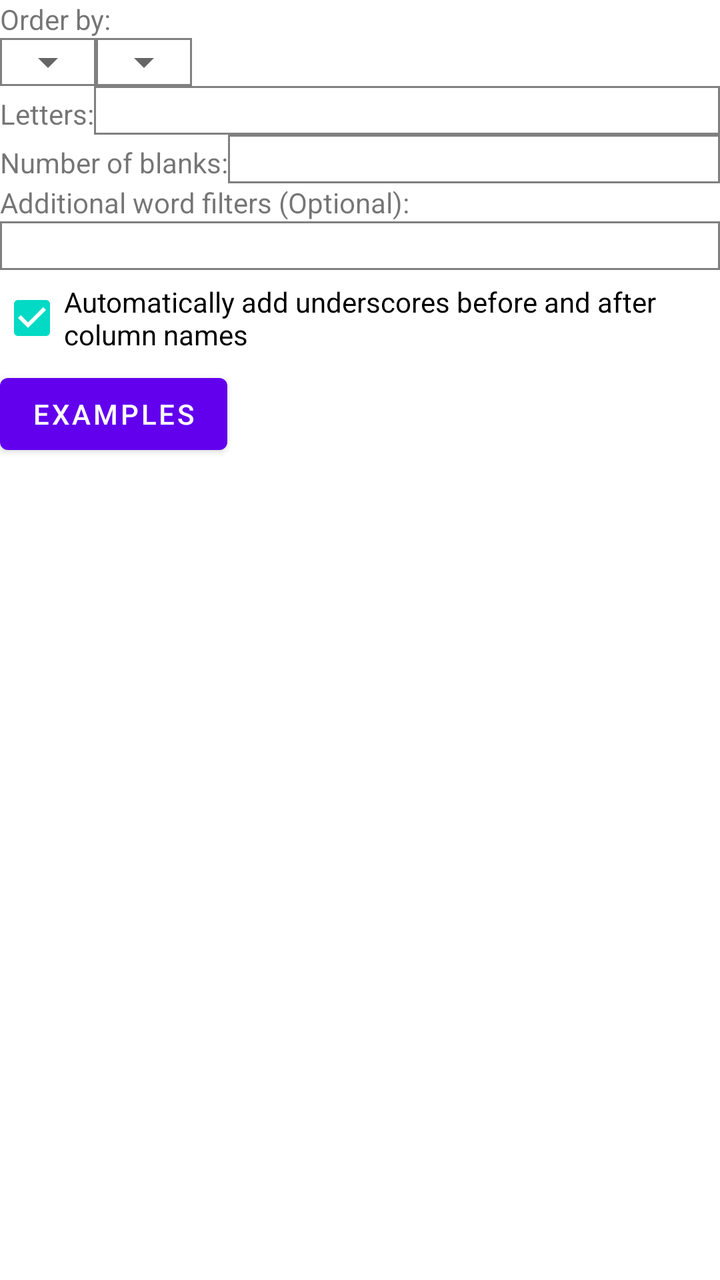
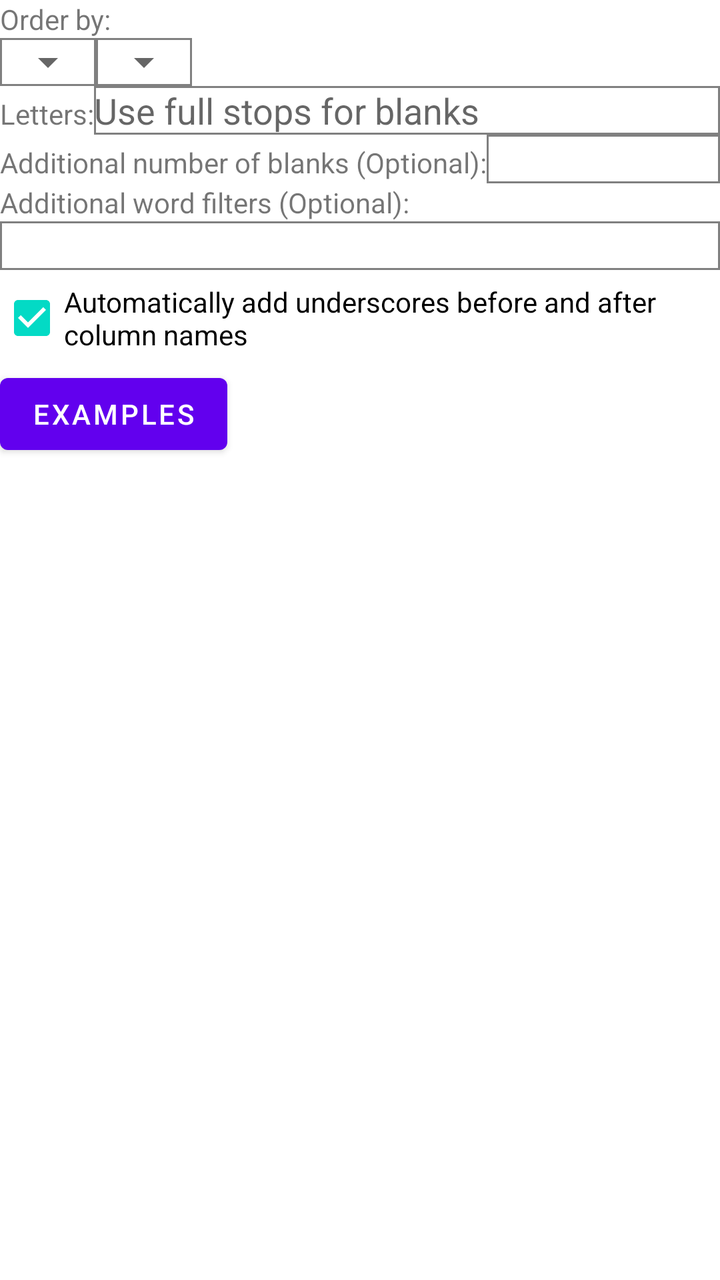

The first picture is an Android layout as it rendered before a commit; the second is the same layout after the commit. The layout source and the unified diff follow.
<!-- AndroidManifest.xml: application theme Theme.WordStudy -->
<!-- res/layout/subanagram.xml -->
<?xml version="1.0" encoding="utf-8"?>
<ScrollView xmlns:android="http://schemas.android.com/apk/res/android"
    android:layout_width="match_parent"
    android:layout_height="wrap_content">
    <LinearLayout
        android:orientation="vertical"
        android:layout_width="match_parent"
        android:layout_height="match_parent">
        <TextView
            android:layout_width="wrap_content"
            android:layout_height="wrap_content"
            android:text="Order by:"
            android:id="@+id/textview67">
        </TextView>
        <LinearLayout
            android:orientation="horizontal"
            android:layout_width="match_parent"
            android:layout_height="wrap_content">
            <FrameLayout
                android:layout_width="wrap_content"
                android:layout_height="wrap_content"
                android:background="@drawable/rectangle">
                <Spinner
                    android:id="@+id/spinner19"
                    android:layout_width="wrap_content"
                    android:layout_height="wrap_content" />
            </FrameLayout>
            <FrameLayout
                android:layout_width="wrap_content"
                android:layout_height="wrap_content"
                android:background="@drawable/rectangle">
                <Spinner
                    android:id="@+id/spinner20"
                    android:layout_width="wrap_content"
                    android:layout_height="wrap_content" />
            </FrameLayout>
        </LinearLayout>
        <LinearLayout
            android:orientation="horizontal"
            android:layout_width="match_parent"
            android:layout_height="wrap_content">
            <TextView
                android:id="@+id/textview59"
                android:layout_width="wrap_content"
                android:layout_height="wrap_content"
                android:text="Letters:">
            </TextView>
            <EditText
                android:id="@+id/edittext17"
                android:layout_width="match_parent"
                android:layout_height="wrap_content"
                android:background="@drawable/rectangle">
            </EditText>
        </LinearLayout>
        <LinearLayout
            android:orientation="horizontal"
            android:layout_width="match_parent"
            android:layout_height="wrap_content">
            <TextView
                android:id="@+id/textview60"
                android:layout_width="wrap_content"
                android:layout_height="wrap_content"
                android:text="Number of blanks:">
            </TextView>
            <EditText
                android:id="@+id/edittext18"
                android:layout_width="match_parent"
                android:layout_height="wrap_content"
                android:background="@drawable/rectangle"
                android:inputType="number">
            </EditText>
        </LinearLayout>
        <TextView
            android:id="@+id/textview61"
            android:layout_width="wrap_content"
            android:layout_height="wrap_content"
            android:text="Additional word filters (Optional):">
        </TextView>
        <EditText
            android:id="@+id/edittext19"
            android:layout_width="match_parent"
            android:layout_height="wrap_content"
            android:background="@drawable/rectangle">
        </EditText>
        <CheckBox
            android:id="@+id/checkbox4"
            android:layout_width="wrap_content"
            android:layout_height="wrap_content"
            android:checked="true"
            android:text="Automatically add underscores before and after column names">
        </CheckBox>
        <Button
            android:id="@+id/button36"
            android:layout_width="wrap_content"
            android:layout_height="wrap_content"
            android:text="Examples">
        </Button>
        <TextView
            android:id="@+id/textview62"
            android:layout_width="match_parent"
            android:layout_height="wrap_content">
        </TextView>
    </LinearLayout>
</ScrollView>
<!-- resources referenced by this layout -->
<resources>
  <!-- drawable rectangle (drawable) -->
  <?xml version="1.0" encoding="utf-8"?>
  <shape xmlns:android="http://schemas.android.com/apk/res/android">
      <stroke
          android:width="1dp"
          android:color="@color/gray"/>
  </shape>
  <style name="Theme.WordStudy" parent="Theme.MaterialComponents.DayNight.NoActionBar">
          
          <item name="colorPrimary">@color/purple_500</item>
          <item name="colorPrimaryVariant">@color/purple_700</item>
          <item name="colorOnPrimary">@color/white</item>
          
          <item name="colorSecondary">@color/teal_200</item>
          <item name="colorSecondaryVariant">@color/teal_700</item>
          <item name="colorOnSecondary">@color/black</item>
          
          <item name="android:statusBarColor" tools:targetApi="l">?attr/colorPrimaryVariant</item>
          
      </style>
  <color name="gray">#FF808080</color>
  <color name="purple_500">#FF6200EE</color>
  <color name="purple_700">#FF3700B3</color>
  <color name="white">#FFFFFFFF</color>
  <color name="teal_200">#FF03DAC5</color>
  <color name="teal_700">#FF018786</color>
  <color name="black">#FF000000</color>
</resources>

<!-- the commit's change to res/layout/subanagram.xml (unified diff, before → after) -->
@@ -49,6 +49,7 @@
                 android:id="@+id/edittext17"
                 android:layout_width="match_parent"
                 android:layout_height="wrap_content"
+                android:hint="Use full stops for blanks"
                 android:background="@drawable/rectangle">
             </EditText>
         </LinearLayout>
@@ -60,7 +61,7 @@
                 android:id="@+id/textview60"
                 android:layout_width="wrap_content"
                 android:layout_height="wrap_content"
-                android:text="Number of blanks:">
+                android:text="Additional number of blanks (Optional):">
             </TextView>
             <EditText
                 android:id="@+id/edittext18"
